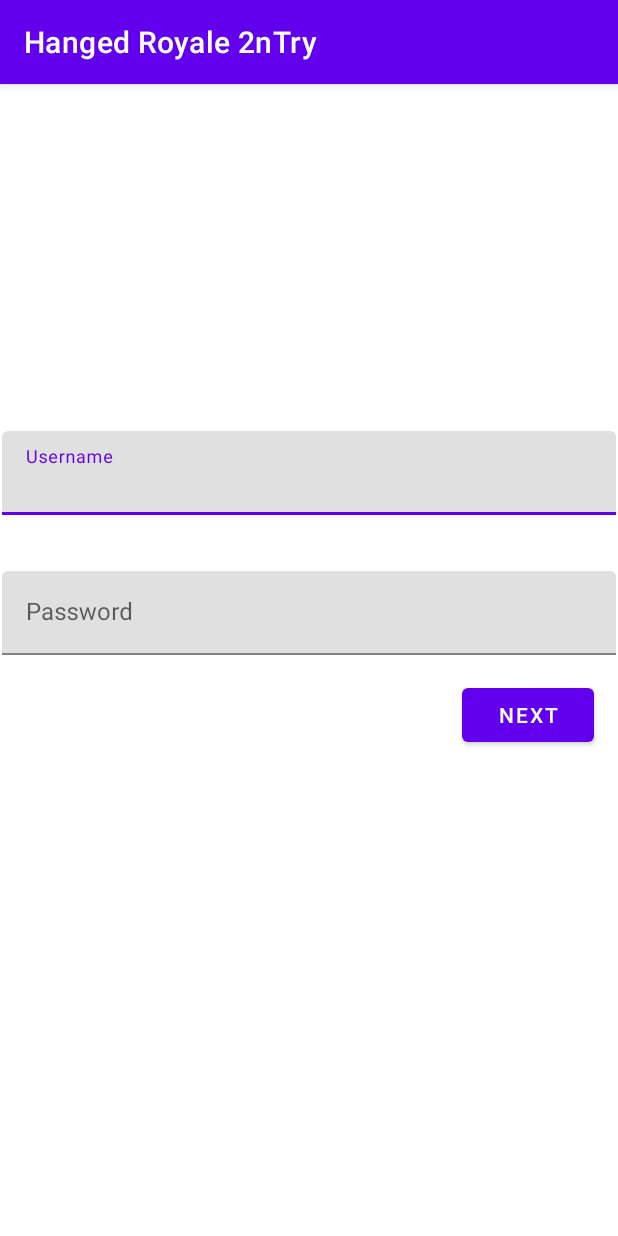
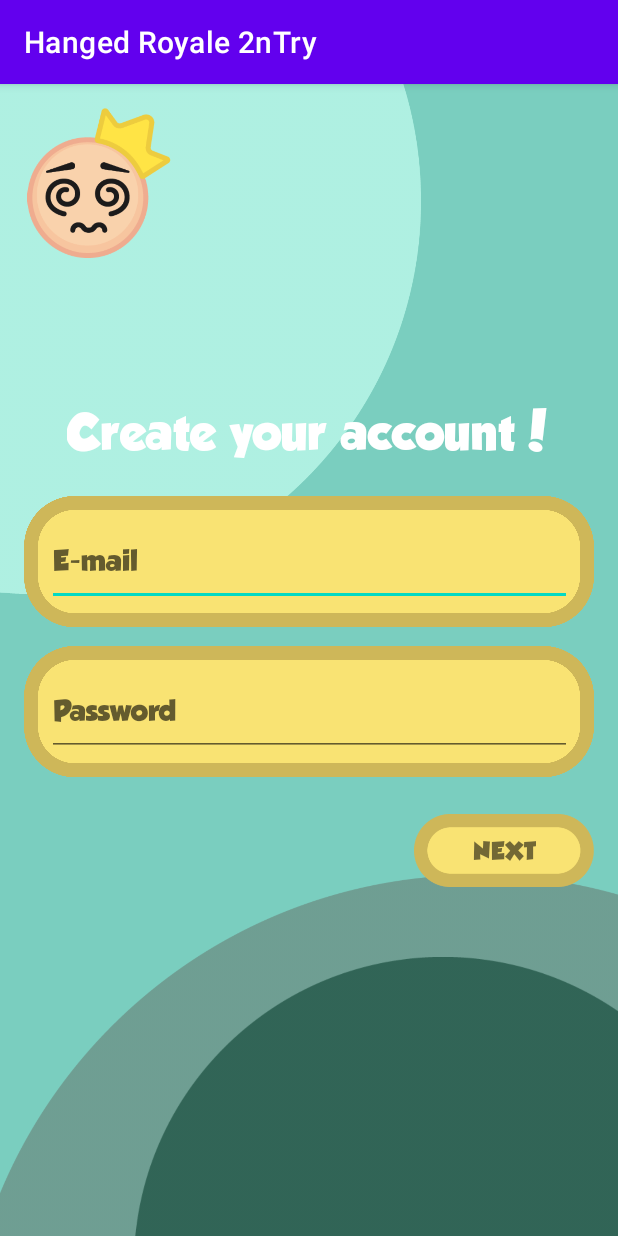
Before and after one commit to Pol-Valverde/HangedRoyale2ntry, an Android app: the RegisterActivity screen opened directly, with no data from a screen before it, on a phone screen of 412 x 824 dp. Run offline under Robolectric (Android 15) with nearby library versions, the phone set to English and light mode, and no system bars; our stand-ins replace Firebase (no records; nobody signed in at launch, a user with empty details on screens opened directly).

Commit message:
FinishedRegister

```diff
--- a/app/src/main/res/layout/activity_main.xml
+++ b/app/src/main/res/layout/activity_main.xml
@@ -126,7 +126,7 @@
         app:srcCompat="@drawable/main_screen_login_canvas" />
 
     <TextView
-        android:id="@+id/textLogin"
+        android:id="@+id/nextText"
         android:layout_width="wrap_content"
         android:layout_height="wrap_content"
         android:fontFamily="@font/grobold"
--- a/app/src/main/res/layout/activity_register.xml
+++ b/app/src/main/res/layout/activity_register.xml
@@ -6,49 +6,140 @@
     android:layout_height="match_parent"
     tools:context=".RegisterActivity">
 
-    <com.google.android.material.textfield.TextInputLayout
-        android:id="@+id/textInputLayout2"
-        android:layout_width="409dp"
-        android:layout_height="wrap_content"
-        android:layout_marginTop="-250dp"
+    <ImageView
+        android:id="@+id/mainScreenBackground"
+        android:layout_width="836dp"
+        android:layout_height="1108dp"
         app:layout_constraintBottom_toBottomOf="parent"
         app:layout_constraintEnd_toEndOf="parent"
         app:layout_constraintStart_toStartOf="parent"
-        app:layout_constraintTop_toTopOf="parent">
+        app:layout_constraintTop_toTopOf="parent"
+        app:srcCompat="@drawable/splash_screen_background" />
 
-        <com.google.android.material.textfield.TextInputEditText
-            android:id="@+id/userNameID"
-            android:layout_width="match_parent"
-            android:layout_height="wrap_content"
-            android:hint="Username" />
-    </com.google.android.material.textfield.TextInputLayout>
+    <ImageView
+        android:id="@+id/mainScreenSphere1"
+        android:layout_width="687dp"
+        android:layout_height="1042dp"
+        android:layout_marginTop="350dp"
+        app:layout_constraintEnd_toEndOf="parent"
+        app:layout_constraintHorizontal_bias="0.098"
+        app:layout_constraintStart_toStartOf="parent"
+        app:layout_constraintTop_toTopOf="parent"
+        app:srcCompat="@drawable/main_screen_sphere2" />
 
-    <com.google.android.material.textfield.TextInputLayout
-        android:id="@+id/textInputLayout3"
-        android:layout_width="409dp"
+    <ImageView
+        android:id="@+id/mainScreenSphere2"
+        android:layout_width="wrap_content"
         android:layout_height="wrap_content"
-        android:layout_marginTop="-350dp"
+        android:layout_marginStart="100dp"
+        android:layout_marginTop="404dp"
+        app:layout_constraintEnd_toEndOf="parent"
+        app:layout_constraintHorizontal_bias="0.11"
+        app:layout_constraintStart_toStartOf="parent"
+        app:layout_constraintTop_toTopOf="parent"
+        app:srcCompat="@drawable/main_screen_sphere3" />
+
+    <ImageView
+        android:id="@+id/mainScreenSphere3"
+        android:layout_width="523dp"
+        android:layout_height="917dp"
+        android:layout_marginEnd="132dp"
+        android:layout_marginBottom="232dp"
         app:layout_constraintBottom_toBottomOf="parent"
         app:layout_constraintEnd_toEndOf="parent"
+        app:srcCompat="@drawable/main_screen_sphere1" />
+
+    <ImageView
+        android:id="@+id/mainScreenCanvasUsername"
+        android:layout_width="380dp"
+        android:layout_height="95dp"
+        app:layout_constraintBottom_toBottomOf="@+id/userNameID"
+        app:layout_constraintEnd_toEndOf="parent"
         app:layout_constraintStart_toStartOf="parent"
-        app:layout_constraintTop_toBottomOf="@+id/textInputLayout2">
+        app:layout_constraintTop_toTopOf="@+id/userNameID"
+        app:srcCompat="@drawable/main_screen_main_canvas" />
 
-        <com.google.android.material.textfield.TextInputEditText
-            android:id="@+id/passwordID"
-            android:layout_width="match_parent"
-            android:layout_height="wrap_content"
-            android:hint="Password" />
-    </com.google.android.material.textfield.TextInputLayout>
+    <ImageView
+        android:id="@+id/mainScreenCanvasPassword"
+        android:layout_width="380dp"
+        android:layout_height="95dp"
+        app:layout_constraintBottom_toBottomOf="@+id/passwordID"
+        app:layout_constraintEnd_toEndOf="parent"
+        app:layout_constraintStart_toStartOf="parent"
+        app:layout_constraintTop_toTopOf="@+id/passwordID"
+        app:srcCompat="@drawable/main_screen_main_canvas" />
 
-    <Button
+    <ImageView
+        android:id="@+id/mainScreenFace"
+        android:layout_width="100dp"
+        android:layout_height="100dp"
+        android:layout_marginStart="16dp"
+        android:layout_marginTop="16dp"
+        app:layout_constraintStart_toStartOf="parent"
+        app:layout_constraintTop_toTopOf="parent"
+        app:srcCompat="@drawable/main_screen_face" />
+
+    <com.google.android.material.textfield.TextInputEditText
+        android:id="@+id/userNameID"
+        android:layout_width="350dp"
+        android:layout_height="60dp"
+        android:layout_marginTop="288dp"
+        android:hint="E-mail"
+        android:fontFamily="@font/grobold"
+        app:layout_constraintEnd_toEndOf="parent"
+        app:layout_constraintStart_toStartOf="parent"
+        app:layout_constraintTop_toTopOf="parent" />
+
+    <com.google.android.material.textfield.TextInputEditText
+        android:id="@+id/passwordID"
+        android:layout_width="350dp"
+        android:layout_height="60dp"
+        android:layout_marginTop="40dp"
+        android:hint="Password"
+        android:fontFamily="@font/grobold"
+        app:layout_constraintEnd_toEndOf="parent"
+        app:layout_constraintStart_toStartOf="parent"
+        app:layout_constraintTop_toBottomOf="@+id/userNameID" />
+
+    <ImageButton
         android:id="@+id/nextButton"
+        android:layout_width="120dp"
+        android:layout_height="50dp"
+        android:layout_marginTop="20dp"
+        android:layout_marginEnd="16dp"
+        android:background="@android:color/transparent"
+        android:scaleType="fitCenter"
+        app:layout_constraintEnd_toEndOf="parent"
+        app:layout_constraintTop_toBottomOf="@+id/mainScreenCanvasPassword"
+        app:srcCompat="@drawable/main_screen_login_canvas" />
+
+    <TextView
+        android:id="@+id/nextText"
         android:layout_width="wrap_content"
         android:layout_height="wrap_content"
-        android:text="Next"
-        app:layout_constraintBottom_toBottomOf="parent"
+        android:fontFamily="@font/grobold"
+        android:text="NEXT"
+        android:textSize="15sp"
+        app:layout_constraintBottom_toBottomOf="@+id/nextButton"
+        app:layout_constraintEnd_toEndOf="@+id/nextButton"
+        app:layout_constraintStart_toStartOf="@+id/nextButton"
+        app:layout_constraintTop_toTopOf="@+id/nextButton" />
+
+    <TextView
+        android:id="@+id/textView2"
+        android:layout_width="wrap_content"
+        android:layout_height="wrap_content"
+        android:layout_marginBottom="20dp"
+        android:fontFamily="@font/grobold"
+        android:shadowColor="#B64242"
+        android:text="Create your account!"
+        android:textColor="#FFFFFF"
+        android:textSize="30sp"
+        app:layout_constraintBottom_toTopOf="@+id/mainScreenCanvasUsername"
         app:layout_constraintEnd_toEndOf="parent"
-        app:layout_constraintHorizontal_bias="0.95"
+        app:layout_constraintHorizontal_bias="0.493"
         app:layout_constraintStart_toStartOf="parent"
         app:layout_constraintTop_toTopOf="parent"
-        app:layout_constraintVertical_bias="0.551" />
+        app:layout_constraintVertical_bias="1.0" />
+
 </androidx.constraintlayout.widget.ConstraintLayout>
```
